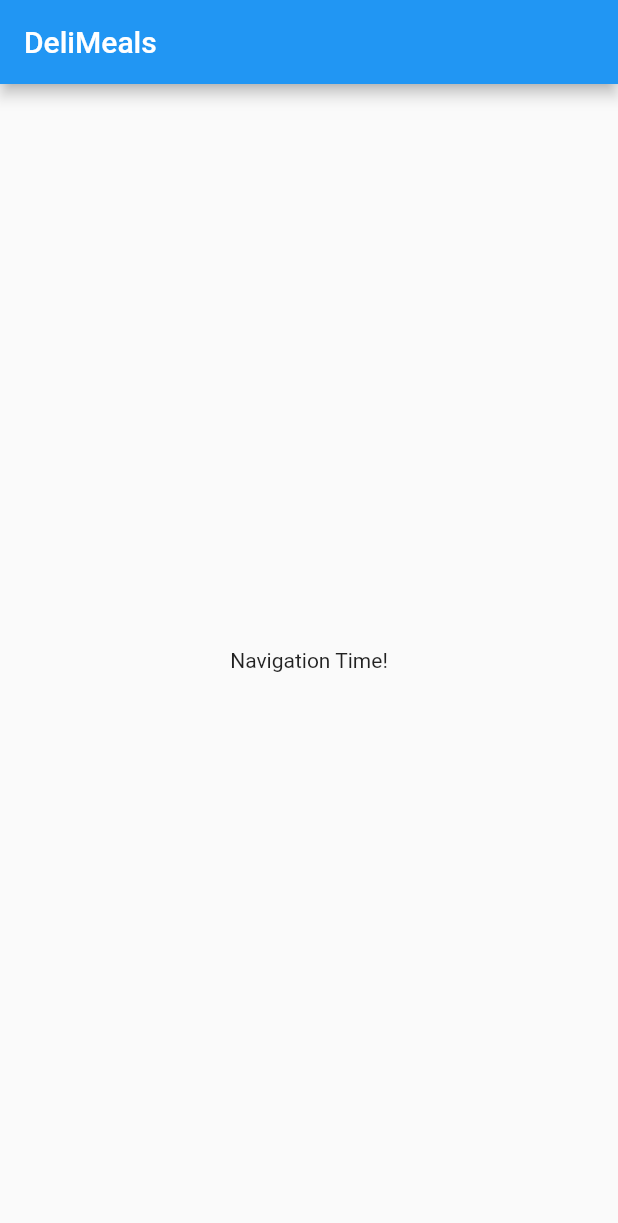
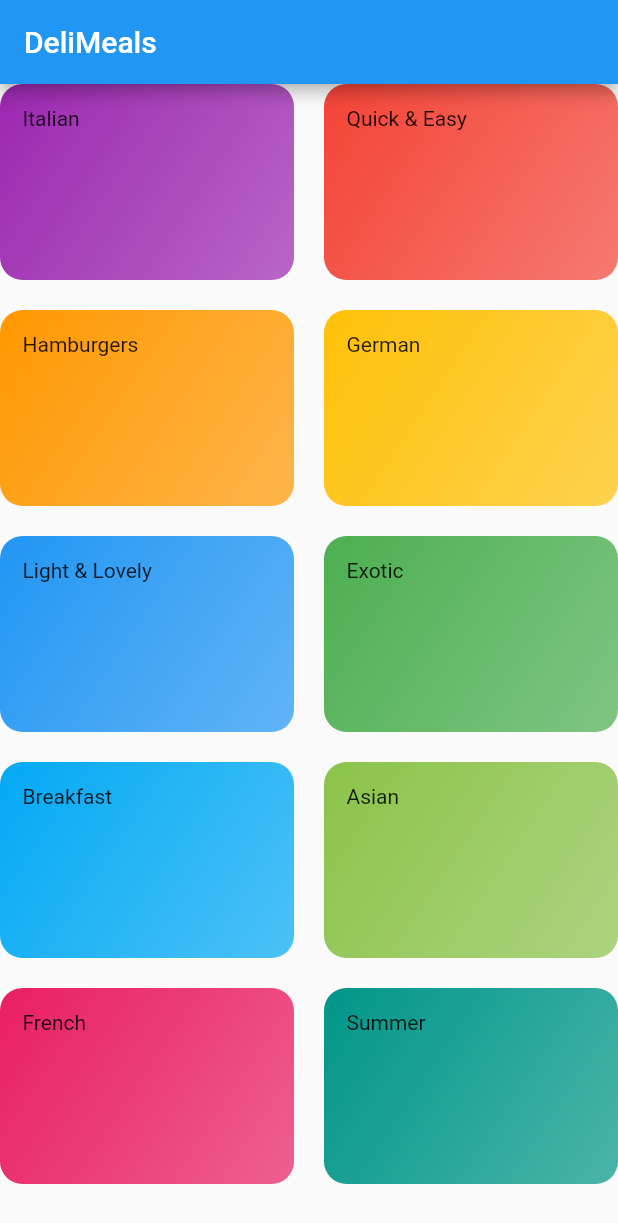
Before and after one commit to Akash4097/RecipeApp, a Flutter app: the screen it shows after launch, on a phone screen of 412 x 824 dp. Shown: the top 1223 px of the screen. Run offline on Flutter 3.47's test engine with Material 2 defaults, Android fonts, the phone set to English and light mode, and no system bars.

Commit message:
add category class, create CategoriesScreen, CategoryItem widgets

```diff
--- /dev/null
+++ b/lib/categories_screen.dart
@@ -0,0 +1,20 @@
+import 'package:flutter/material.dart';
+
+import './category_item.dart';
+import './dummy_data.dart';
+
+class CategoriesScreen extends StatelessWidget {
+  @override
+  Widget build(BuildContext context) {
+    return GridView(
+      children: DUMMY_CATEGORIES
+          .map((data) => CategoryItem(data.title, data.color))
+          .toList(),
+      gridDelegate: SliverGridDelegateWithMaxCrossAxisExtent(
+          maxCrossAxisExtent: 200,
+          mainAxisSpacing: 20,
+          crossAxisSpacing: 20,
+          childAspectRatio: 3 / 2),
+    );
+  }
+}
--- /dev/null
+++ b/lib/category_item.dart
@@ -0,0 +1,22 @@
+import 'package:flutter/material.dart';
+
+class CategoryItem extends StatelessWidget {
+  final String title;
+  final Color color;
+
+  CategoryItem(this.title, this.color);
+
+  @override
+  Widget build(BuildContext context) {
+    return Container(
+      padding: const EdgeInsets.all(15),
+      child: Text(title),
+      decoration: BoxDecoration(
+          gradient: LinearGradient(
+              colors: [color.withOpacity(0.7), color],
+              end: Alignment.topLeft,
+              begin: Alignment.bottomRight),
+          borderRadius: BorderRadius.circular(15)),
+    );
+  }
+}
--- /dev/null
+++ b/lib/dummy_data.dart
@@ -0,0 +1,56 @@
+import 'package:flutter/material.dart';
+
+import './models/category.dart';
+
+const DUMMY_CATEGORIES = const [
+  Category(
+    id: 'c1',
+    title: 'Italian',
+    color: Colors.purple,
+  ),
+  Category(
+    id: 'c2',
+    title: 'Quick & Easy',
+    color: Colors.red,
+  ),
+  Category(
+    id: 'c3',
+    title: 'Hamburgers',
+    color: Colors.orange,
+  ),
+  Category(
+    id: 'c4',
+    title: 'German',
+    color: Colors.amber,
+  ),
+  Category(
+    id: 'c5',
+    title: 'Light & Lovely',
+    color: Colors.blue,
+  ),
+  Category(
+    id: 'c6',
+    title: 'Exotic',
+    color: Colors.green,
+  ),
+  Category(
+    id: 'c7',
+    title: 'Breakfast',
+    color: Colors.lightBlue,
+  ),
+  Category(
+    id: 'c8',
+    title: 'Asian',
+    color: Colors.lightGreen,
+  ),
+  Category(
+    id: 'c9',
+    title: 'French',
+    color: Colors.pink,
+  ),
+  Category(
+    id: 'c10',
+    title: 'Summer',
+    color: Colors.teal,
+  ),
+];
--- a/lib/main.dart
+++ b/lib/main.dart
@@ -1,4 +1,6 @@
 import 'package:flutter/material.dart';
+
+import './categories_screen.dart';
 
 void main() => runApp(MyApp());
 
@@ -29,9 +31,8 @@ class _MyHomePageState extends State<MyHomePage> {
       appBar: AppBar(
         title: Text("DeliMeals"),
       ),
-      body: Center(
-          child: Text(
-              "Navigation Time!")), // This trailing comma makes auto-formatting nicer for build methods.
+      body:
+          CategoriesScreen(), // This trailing comma makes auto-formatting nicer for build methods.
     );
   }
 }
--- /dev/null
+++ b/lib/models/category.dart
@@ -0,0 +1,9 @@
+import 'package:flutter/material.dart';
+
+class Category {
+  final String id;
+  final String title;
+  final Color color;
+
+  const Category({@required this.id, @required this.title, this.color});
+}
```
